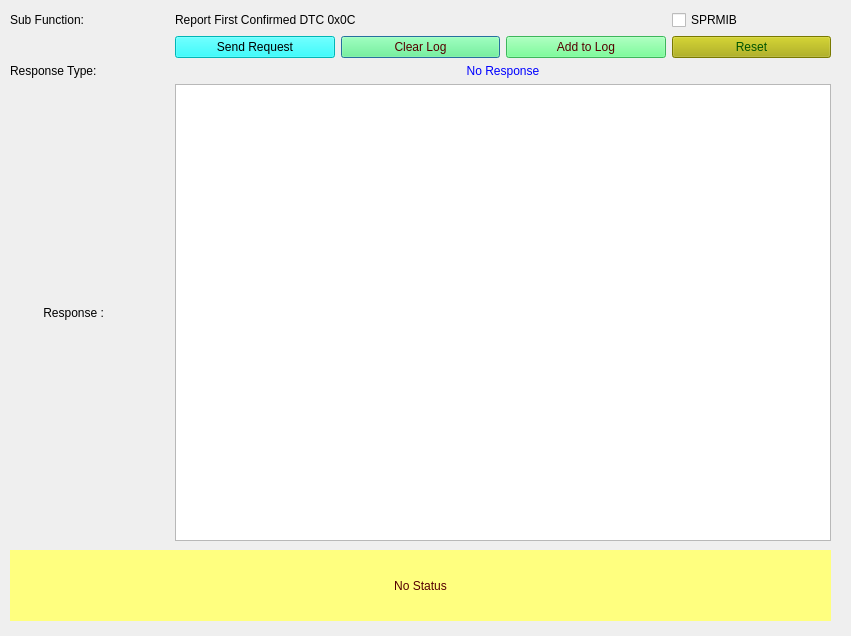
VicharaVandana/ProxiCan, file SID_19_0C.ui: the form before one commit.
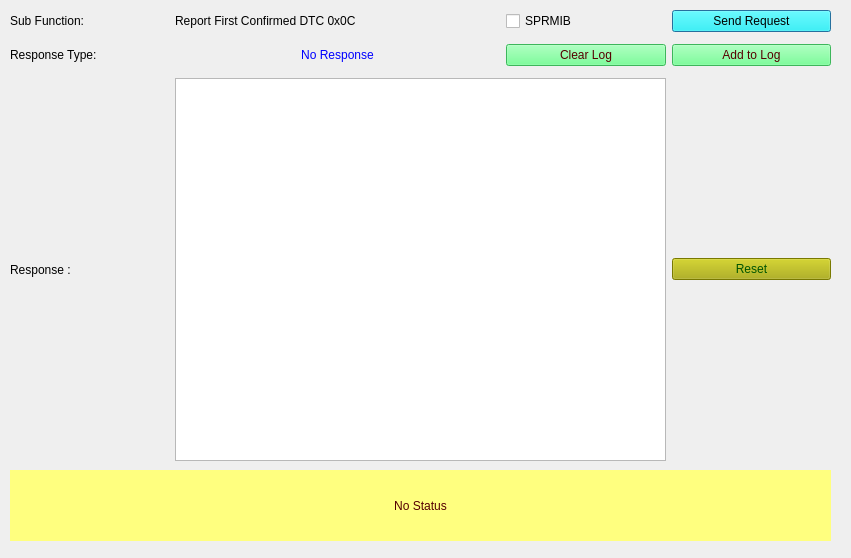
The form after the commit.

What changed in the file:
```diff
--- a/SID_19_0C.ui
+++ b/SID_19_0C.ui
@@ -7,7 +7,7 @@
     <x>0</x>
     <y>0</y>
     <width>851</width>
-    <height>636</height>
+    <height>558</height>
    </rect>
   </property>
   <property name="windowTitle">
@@ -17,7 +17,7 @@
    <property name="geometry">
     <rect>
      <x>10</x>
-     <y>550</y>
+     <y>470</y>
      <width>821</width>
      <height>71</height>
     </rect>
@@ -43,7 +43,7 @@
      <x>10</x>
      <y>10</y>
      <width>821</width>
-     <height>531</height>
+     <height>451</height>
     </rect>
    </property>
    <layout class="QGridLayout" name="gridLayout_2">
@@ -60,25 +60,54 @@
     <item row="5" column="0">
      <widget class="QLabel" name="label_4">
       <property name="text">
-       <string>          Response : </string>
+       <string>Response : </string>
       </property>
      </widget>
     </item>
-    <item row="5" column="1" colspan="4">
+    <item row="2" column="0" rowspan="3">
+     <widget class="QLabel" name="label_5">
+      <property name="text">
+       <string>Response Type: </string>
+      </property>
+     </widget>
+    </item>
+    <item row="5" column="1" colspan="3">
      <widget class="QTextBrowser" name="textBrowser_Resp"/>
     </item>
-    <item row="1" column="2">
-     <widget class="QPushButton" name="pushButton_clearLog">
+    <item row="2" column="1" rowspan="3" colspan="2">
+     <widget class="QLabel" name="label_ResType">
+      <property name="autoFillBackground">
+       <bool>false</bool>
+      </property>
       <property name="styleSheet">
-       <string notr="true">background-color: rgb(85, 255, 127);
-color: rgb(85, 0, 0);</string>
+       <string notr="true">color: rgb(0, 0, 255);</string>
       </property>
       <property name="text">
-       <string>Clear Log</string>
+       <string>No Response</string>
       </property>
+      <property name="alignment">
+       <set>Qt::AlignCenter</set>
+      </property>
      </widget>
     </item>
-    <item row="1" column="1">
+    <item row="0" column="1" colspan="2">
+     <widget class="QLabel" name="subFunction_Name">
+      <property name="text">
+       <string>Report First Confirmed DTC 0x0C</string>
+      </property>
+     </widget>
+    </item>
+    <item row="0" column="3">
+     <widget class="QCheckBox" name="checkBox_suppressposmsg">
+      <property name="toolTip">
+       <string>If selected then Suppress Positive Response Message Indication bit will be set in Subfunction</string>
+      </property>
+      <property name="text">
+       <string>SPRMIB</string>
+      </property>
+     </widget>
+    </item>
+    <item row="0" column="4">
      <widget class="QPushButton" name="pushButton_Send19_0CReq">
       <property name="toolTip">
        <string>&lt;html&gt;&lt;head/&gt;&lt;body&gt;&lt;p&gt;Sends the 19 service subfunction 0C request to ECU&lt;/p&gt;&lt;/body&gt;&lt;/html&gt;</string>
@@ -93,7 +122,7 @@
       </property>
      </widget>
     </item>
-    <item row="1" column="4">
+    <item row="5" column="4">
      <widget class="QPushButton" name="pushButton_reset">
       <property name="styleSheet">
        <string notr="true">background-color: rgb(170, 170, 0);
@@ -105,7 +134,7 @@
       </property>
      </widget>
     </item>
-    <item row="1" column="3">
+    <item row="3" column="4">
      <widget class="QPushButton" name="pushButton_appendLog">
       <property name="styleSheet">
        <string notr="true">background-color: rgb(85, 255, 127);
@@ -116,43 +145,14 @@
       </property>
      </widget>
     </item>
-    <item row="0" column="4">
-     <widget class="QCheckBox" name="checkBox_suppressposmsg">
-      <property name="toolTip">
-       <string>If selected then Suppress Positive Response Message Indication bit will be set in Subfunction</string>
-      </property>
-      <property name="text">
-       <string>SPRMIB</string>
-      </property>
-     </widget>
-    </item>
-    <item row="0" column="1" colspan="3">
-     <widget class="QLabel" name="subFunction_Name">
-      <property name="text">
-       <string>Report First Confirmed DTC 0x0C</string>
-      </property>
-     </widget>
-    </item>
-    <item row="2" column="0" rowspan="3">
-     <widget class="QLabel" name="label_5">
-      <property name="text">
-       <string>Response Type: </string>
-      </property>
-     </widget>
-    </item>
-    <item row="2" column="1" rowspan="3" colspan="4">
-     <widget class="QLabel" name="label_ResType">
-      <property name="autoFillBackground">
-       <bool>false</bool>
-      </property>
+    <item row="3" column="3">
+     <widget class="QPushButton" name="pushButton_clearLog">
       <property name="styleSheet">
-       <string notr="true">color: rgb(0, 0, 255);</string>
+       <string notr="true">background-color: rgb(85, 255, 127);
+color: rgb(85, 0, 0);</string>
       </property>
       <property name="text">
-       <string>No Response</string>
-      </property>
-      <property name="alignment">
-       <set>Qt::AlignCenter</set>
+       <string>Clear Log</string>
       </property>
      </widget>
     </item>
```
